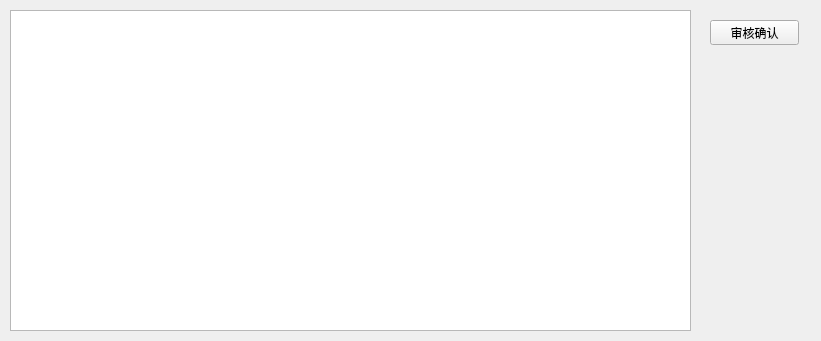
grimcake/StoreManager, file StoreManager/auditorsalestab.ui: the form before one commit.
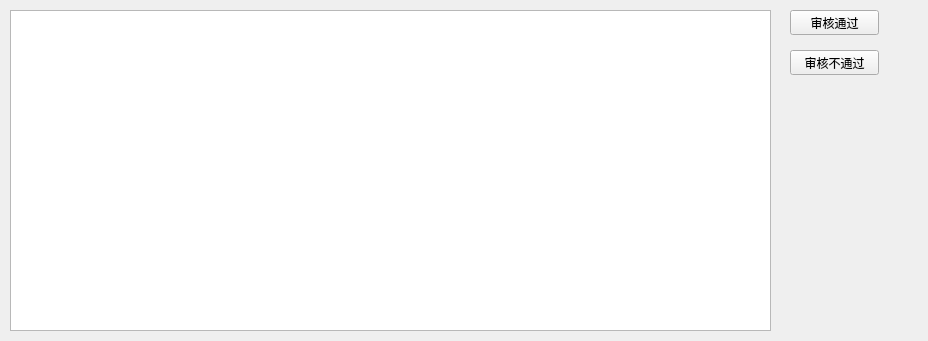
The form after the commit.

What changed in the file:
```diff
--- a/StoreManager/auditorsalestab.ui
+++ b/StoreManager/auditorsalestab.ui
@@ -6,7 +6,7 @@
    <rect>
     <x>0</x>
     <y>0</y>
-    <width>821</width>
+    <width>928</width>
     <height>341</height>
    </rect>
   </property>
@@ -18,7 +18,7 @@
     <rect>
      <x>10</x>
      <y>10</y>
-     <width>681</width>
+     <width>761</width>
      <height>321</height>
     </rect>
    </property>
@@ -26,14 +26,27 @@
   <widget class="QPushButton" name="pushButton">
    <property name="geometry">
     <rect>
-     <x>710</x>
-     <y>20</y>
+     <x>790</x>
+     <y>10</y>
      <width>89</width>
      <height>25</height>
     </rect>
    </property>
    <property name="text">
-    <string>审核确认</string>
+    <string>审核通过</string>
+   </property>
+  </widget>
+  <widget class="QPushButton" name="pushButton_2">
+   <property name="geometry">
+    <rect>
+     <x>790</x>
+     <y>50</y>
+     <width>89</width>
+     <height>25</height>
+    </rect>
+   </property>
+   <property name="text">
+    <string>审核不通过</string>
    </property>
   </widget>
  </widget>
```
